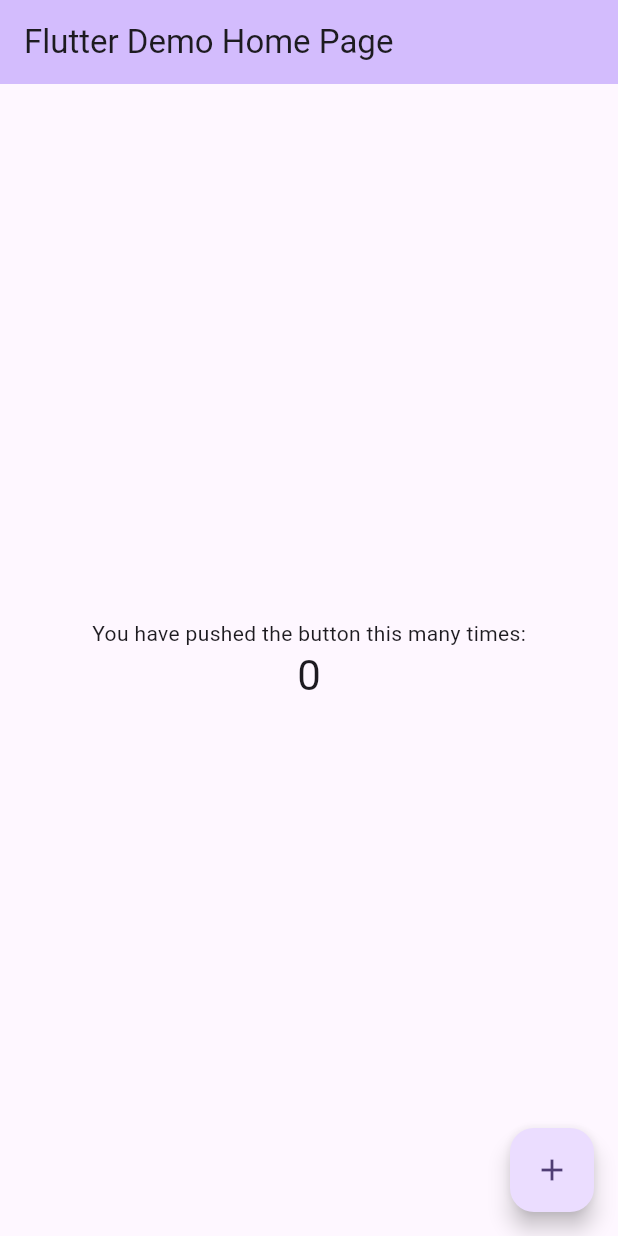
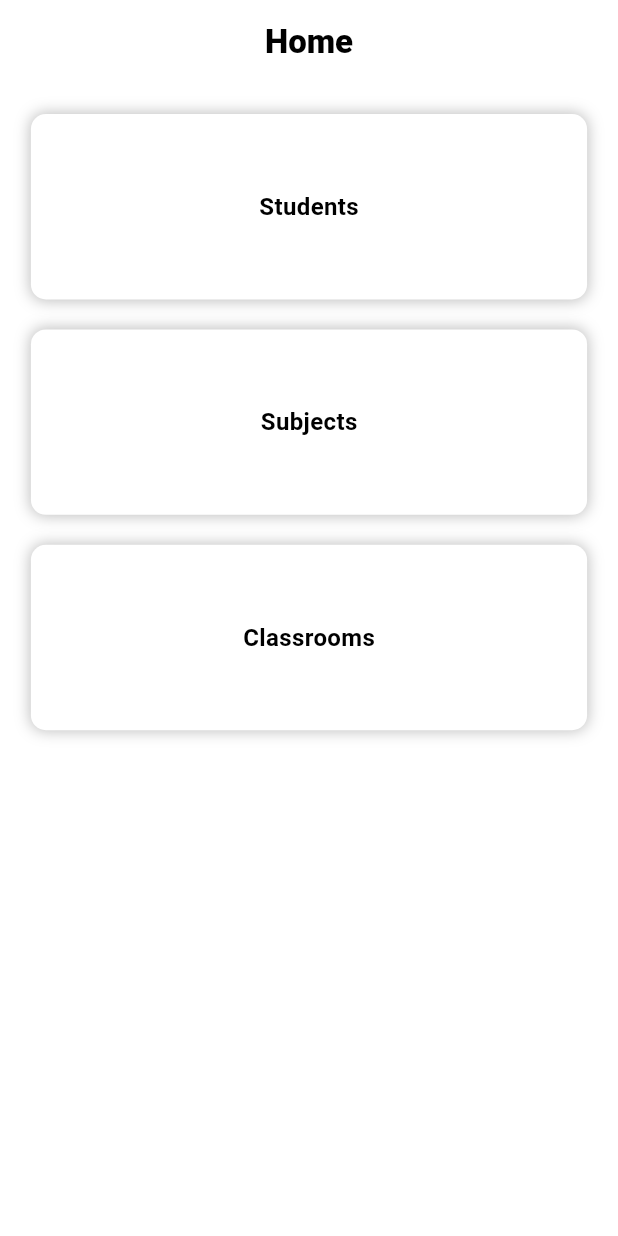
Before and after one commit to yadhukrishnan5263/hamon_task, a Flutter app: the screen it shows after launch, on a phone screen of 412 x 824 dp. Run offline on Flutter 3.47's test engine with Material 3 defaults, Android fonts, the phone set to English and light mode, and no system bars.

Commit message:
project setup and homepage designing

```diff
--- /dev/null
+++ b/lib/data/utils/custom_container.dart
@@ -0,0 +1,32 @@
+import 'package:flutter/cupertino.dart';
+import 'package:flutter/material.dart';
+
+class CustomContanier extends StatelessWidget {
+  final Widget child;
+  final double borderradius;
+  final double height;
+  final double width;
+
+  const CustomContanier({super.key, required this.child, required this.borderradius, required this.height, required this.width});
+
+  @override
+  Widget build(BuildContext context) {
+    return Container(
+      height: height,
+      width: width,
+      decoration: BoxDecoration(
+        color: Colors.white,
+        boxShadow: [
+          BoxShadow(
+            color: Colors.grey.shade400,
+            blurRadius: 8,
+            spreadRadius: 0.5,
+            offset: Offset(0, 0),
+          )
+        ],
+        borderRadius: BorderRadius.circular(borderradius),
+      ),
+      child:child
+    );
+  }
+}
--- /dev/null
+++ b/lib/data/utils/gridview.dart
@@ -0,0 +1,25 @@
+import 'package:flutter/cupertino.dart';
+import 'package:flutter/material.dart';
+
+class AlignedGrid extends StatelessWidget {
+  final double mainSpacing ;
+  final double spacing ;
+  final int columns ;
+  final List<Widget> widgets;
+
+  const AlignedGrid({super.key, required this.mainSpacing, required this.spacing, required this.columns, required this.widgets});
+
+  @override
+  Widget build(BuildContext context) {
+    return SingleChildScrollView(
+      child: Center(
+        child: Wrap(
+          runSpacing: mainSpacing,
+          spacing: spacing,
+          alignment: WrapAlignment.center,
+          children: widgets
+        ),
+      ),
+    );
+  }
+}
--- a/lib/main.dart
+++ b/lib/main.dart
@@ -1,4 +1,5 @@
 import 'package:flutter/material.dart';
+import 'package:untitled/screens/homepage/homepage.dart';
 
 void main() {
   runApp(const MyApp());
@@ -7,119 +8,15 @@ void main() {
 class MyApp extends StatelessWidget {
   const MyApp({super.key});
 
-  // This widget is the root of your application.
   @override
   Widget build(BuildContext context) {
     return MaterialApp(
-      title: 'Flutter Demo',
       theme: ThemeData(
-        // This is the theme of your application.
-        //
-        // TRY THIS: Try running your application with "flutter run". You'll see
-        // the application has a purple toolbar. Then, without quitting the app,
-        // try changing the seedColor in the colorScheme below to Colors.green
-        // and then invoke "hot reload" (save your changes or press the "hot
-        // reload" button in a Flutter-supported IDE, or press "r" if you used
-        // the command line to start the app).
-        //
-        // Notice that the counter didn't reset back to zero; the application
-        // state is not lost during the reload. To reset the state, use hot
-        // restart instead.
-        //
-        // This works for code too, not just values: Most code changes can be
-        // tested with just a hot reload.
+
         colorScheme: ColorScheme.fromSeed(seedColor: Colors.deepPurple),
         useMaterial3: true,
       ),
-      home: const MyHomePage(title: 'Flutter Demo Home Page'),
+      home:  HomePage(),
     );
   }
 }
-
-class MyHomePage extends StatefulWidget {
-  const MyHomePage({super.key, required this.title});
-
-  // This widget is the home page of your application. It is stateful, meaning
-  // that it has a State object (defined below) that contains fields that affect
-  // how it looks.
-
-  // This class is the configuration for the state. It holds the values (in this
-  // case the title) provided by the parent (in this case the App widget) and
-  // used by the build method of the State. Fields in a Widget subclass are
-  // always marked "final".
-
-  final String title;
-
-  @override
-  State<MyHomePage> createState() => _MyHomePageState();
-}
-
-class _MyHomePageState extends State<MyHomePage> {
-  int _counter = 0;
-
-  void _incrementCounter() {
-    setState(() {
-      // This call to setState tells the Flutter framework that something has
-      // changed in this State, which causes it to rerun the build method below
-      // so that the display can reflect the updated values. If we changed
-      // _counter without calling setState(), then the build method would not be
-      // called again, and so nothing would appear to happen.
-      _counter++;
-    });
-  }
-
-  @override
-  Widget build(BuildContext context) {
-    // This method is rerun every time setState is called, for instance as done
-    // by the _incrementCounter method above.
-    //
-    // The Flutter framework has been optimized to make rerunning build methods
-    // fast, so that you can just rebuild anything that needs updating rather
-    // than having to individually change instances of widgets.
-    return Scaffold(
-      appBar: AppBar(
-        // TRY THIS: Try changing the color here to a specific color (to
-        // Colors.amber, perhaps?) and trigger a hot reload to see the AppBar
-        // change color while the other colors stay the same.
-        backgroundColor: Theme.of(context).colorScheme.inversePrimary,
-        // Here we take the value from the MyHomePage object that was created by
-        // the App.build method, and use it to set our appbar title.
-        title: Text(widget.title),
-      ),
-      body: Center(
-        // Center is a layout widget. It takes a single child and positions it
-        // in the middle of the parent.
-        child: Column(
-          // Column is also a layout widget. It takes a list of children and
-          // arranges them vertically. By default, it sizes itself to fit its
-          // children horizontally, and tries to be as tall as its parent.
-          //
-          // Column has various properties to control how it sizes itself and
-          // how it positions its children. Here we use mainAxisAlignment to
-          // center the children vertically; the main axis here is the vertical
-          // axis because Columns are vertical (the cross axis would be
-          // horizontal).
-          //
-          // TRY THIS: Invoke "debug painting" (choose the "Toggle Debug Paint"
-          // action in the IDE, or press "p" in the console), to see the
-          // wireframe for each widget.
-          mainAxisAlignment: MainAxisAlignment.center,
-          children: <Widget>[
-            const Text(
-              'You have pushed the button this many times:',
-            ),
-            Text(
-              '$_counter',
-              style: Theme.of(context).textTheme.headlineMedium,
-            ),
-          ],
-        ),
-      ),
-      floatingActionButton: FloatingActionButton(
-        onPressed: _incrementCounter,
-        tooltip: 'Increment',
-        child: const Icon(Icons.add),
-      ), // This trailing comma makes auto-formatting nicer for build methods.
-    );
-  }
-}
--- /dev/null
+++ b/lib/screens/homepage/homepage.dart
@@ -0,0 +1,89 @@
+import 'package:flutter/cupertino.dart';
+import 'package:flutter/material.dart';
+import 'package:untitled/data/utils/custom_container.dart';
+import 'package:untitled/data/utils/gridview.dart';
+
+class HomePage extends StatefulWidget {
+  const HomePage({super.key});
+
+  @override
+  State<HomePage> createState() => _HomePageState();
+}
+
+class _HomePageState extends State<HomePage> {
+  @override
+  Widget build(BuildContext context) {
+    double w = MediaQuery.of(context).size.width;
+    double h = MediaQuery.of(context).size.height;
+    return Scaffold(
+      backgroundColor: Colors.white,
+      appBar: AppBar(
+        backgroundColor: Colors.white,
+        title: Text('Home'),
+        titleTextStyle: TextStyle(
+            fontSize: 22,
+            fontWeight: FontWeight.w800,
+            color: Colors.black),
+        centerTitle: true,
+      ),
+      body: Padding(
+        padding: const EdgeInsets.fromLTRB(0, 20, 0, 0),
+        child: AlignedGrid(mainSpacing: 20, spacing: 20, columns: 2, widgets: [
+         GestureDetector(
+            onTap: (){
+
+
+            },
+            child: CustomContanier(
+                child: Center(
+                    child: Text(
+                  "Students",
+                  style: TextStyle(
+                      fontSize: 16,
+                      fontWeight: FontWeight.w600,
+                      color: Colors.black),
+                  textScaler: TextScaler.linear(1),
+                )),
+                borderradius: 10,
+                height: h * 0.15,
+                width: w*0.9 ),
+          ), GestureDetector(
+            onTap: (){
+
+            },
+            child: CustomContanier(
+                child: Center(
+                    child: Text(
+                  "Subjects",
+                  style: TextStyle(
+                      fontSize: 16,
+                      fontWeight: FontWeight.w600,
+                      color: Colors.black),
+                  textScaler: TextScaler.linear(1),
+                )),
+                borderradius: 10,
+                height: h * 0.15,
+                width: w *0.9),
+          ), GestureDetector(
+            onTap: (){
+
+            },
+            child: CustomContanier(
+                child: Center(
+                    child: Text(
+                  "Classrooms",
+                  style: TextStyle(
+                      fontSize: 16,
+                      fontWeight: FontWeight.w600,
+                      color: Colors.black),
+                  textScaler: TextScaler.linear(1),
+                )),
+                borderradius: 10,
+                height: h * 0.15,
+                width: w *0.9),
+          ),
+        ]),
+      ),
+    );
+  }
+}
```
Also changed, not shown: lib/screens/student/student_list.dart (added).
